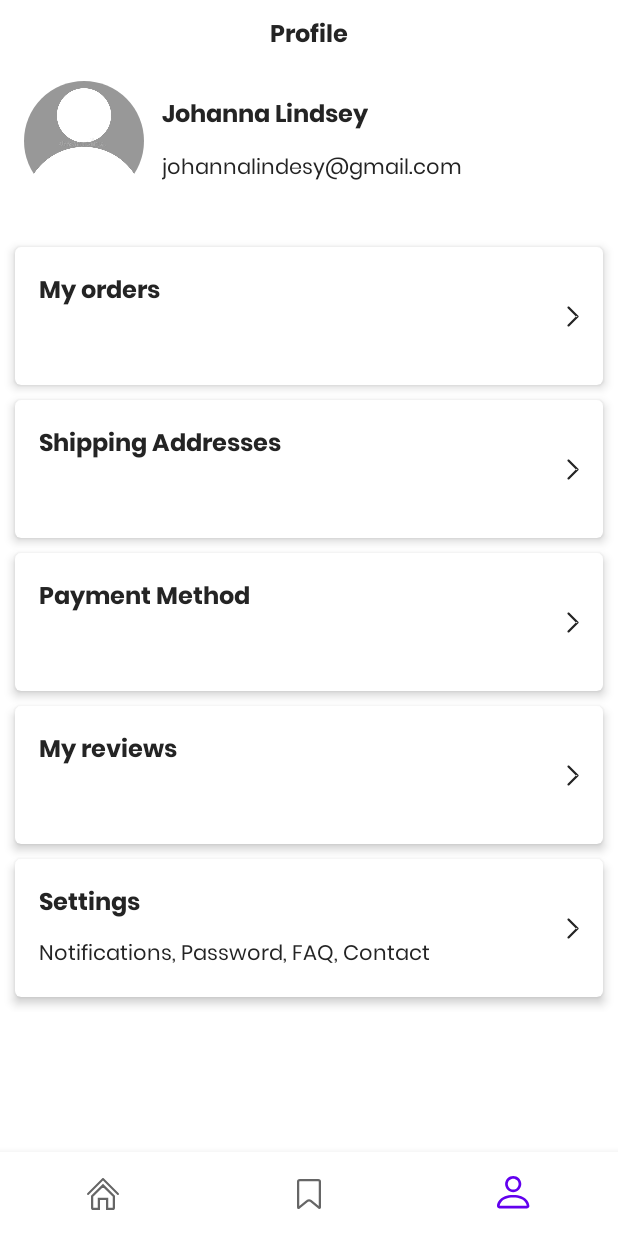
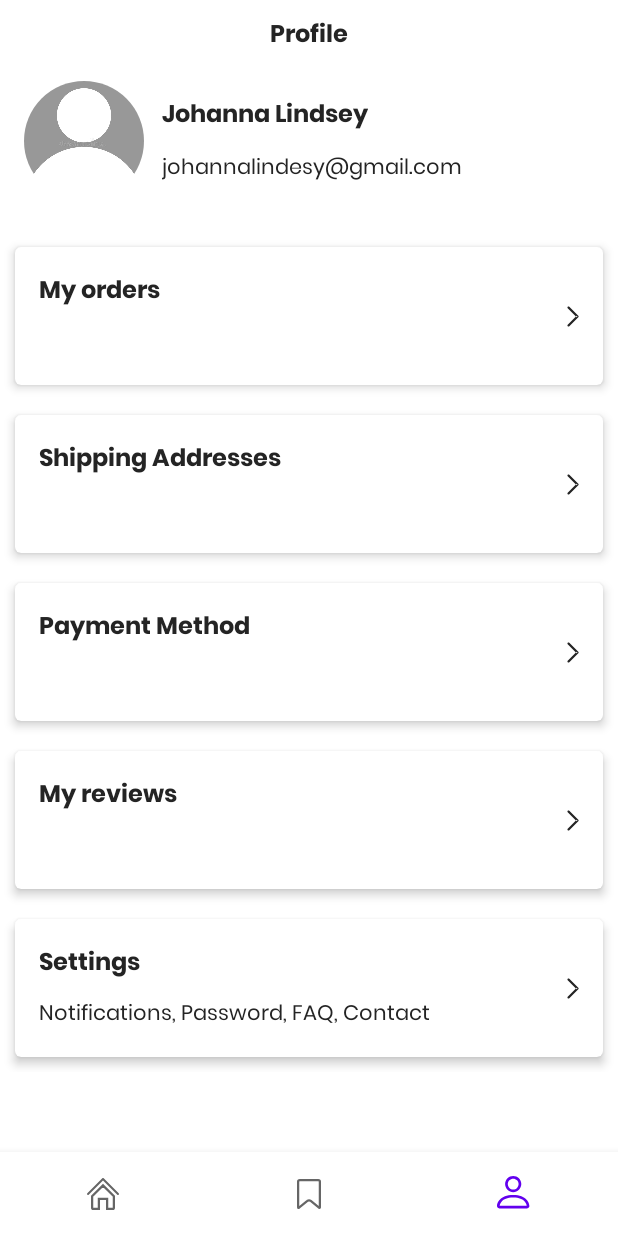
Before and after one commit to OmolaraIdowu/iCart, an Android app: the screen it shows after launch (MainActivity), item 3 of the bottom bar chosen, on a phone screen of 412 x 824 dp. Run offline under Robolectric (Android 15) with nearby library versions, the phone set to English and light mode, and no system bars; our stand-ins replace CircleImageView, Room's generated code; 1 statement that could not run was skipped.

Commit message:
Complete UI for home, favorite and profile screens

```diff
--- a/app/src/main/res/layout/fragment_profile.xml
+++ b/app/src/main/res/layout/fragment_profile.xml
@@ -143,6 +143,7 @@
                 android:layout_height="wrap_content"
                 android:layout_margin="10dp"
                 app:cardElevation="4dp"
+                app:layout_constraintBottom_toTopOf="@+id/materialCardView3"
                 app:layout_constraintEnd_toEndOf="parent"
                 app:layout_constraintStart_toStartOf="parent"
                 app:layout_constraintTop_toBottomOf="@id/materialCardView">
@@ -197,6 +198,7 @@
                 android:layout_height="wrap_content"
                 android:layout_margin="10dp"
                 app:cardElevation="4dp"
+                app:layout_constraintBottom_toTopOf="@+id/materialCardView4"
                 app:layout_constraintEnd_toEndOf="parent"
                 app:layout_constraintStart_toStartOf="parent"
                 app:layout_constraintTop_toBottomOf="@id/materialCardView2">
@@ -251,6 +253,7 @@
                 android:layout_height="wrap_content"
                 android:layout_margin="10dp"
                 app:cardElevation="4dp"
+                app:layout_constraintBottom_toTopOf="@+id/materialCardView5"
                 app:layout_constraintEnd_toEndOf="parent"
                 app:layout_constraintStart_toStartOf="parent"
                 app:layout_constraintTop_toBottomOf="@id/materialCardView3">
```
